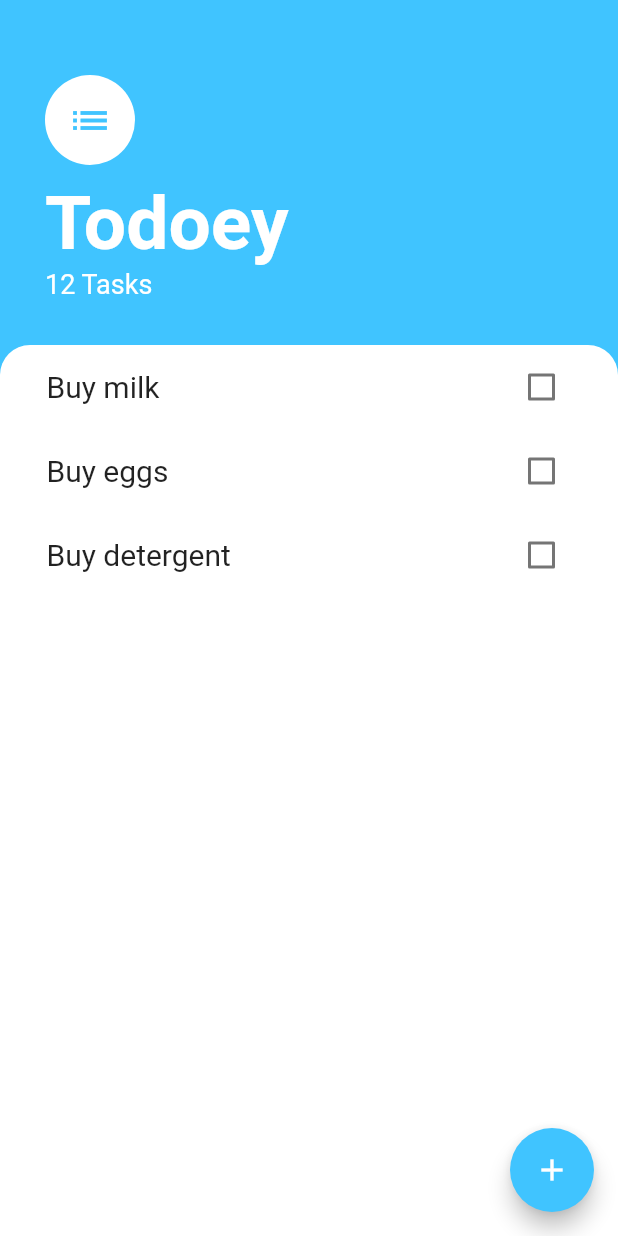
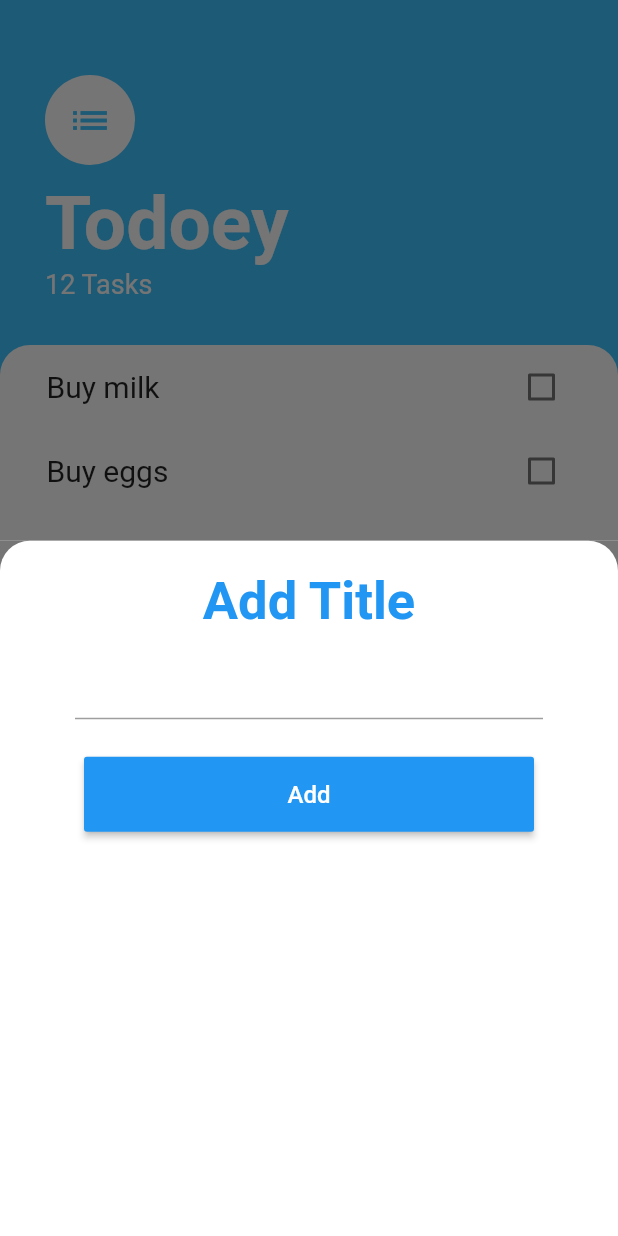
Before and after one commit to Mubanga/FlutterDev-10-Todoey, a Flutter app: the screen it shows after launch, after a tap on the "add" icon, on a phone screen of 412 x 824 dp. Run offline on Flutter 3.47's test engine with Material 2 defaults, Android fonts, the phone set to English and light mode, and no system bars.

Commit message:
Todoey Add Tasks modalBottomSheet Working And Rebuilding Properly.

```diff
--- /dev/null
+++ b/lib/screens/add_tasks_screen.dart
@@ -0,0 +1,97 @@
+import 'package:flutter/material.dart';
+import 'package:todoey_flutter/model/task_model.dart';
+
+class AddTasksScreen extends StatefulWidget {
+  final List<Task> tasksList;
+
+  AddTasksScreen({this.tasksList});
+
+  @override
+  _AddTasksScreenState createState() => _AddTasksScreenState();
+
+  List<Task> getTaskList() {
+    print("getter AddTasksScreen Task List Length = ${tasksList.length}");
+    return tasksList;
+  }
+}
+
+class _AddTasksScreenState extends State<AddTasksScreen> {
+  String _taskName;
+  final _textEditController = TextEditingController();
+
+  @override
+  Widget build(BuildContext context) {
+    return Container(
+      color: Color(0xff757575),
+      child: Container(
+        decoration: BoxDecoration(
+            color: Colors.white,
+            borderRadius: BorderRadius.only(
+                topLeft: Radius.circular(20.0),
+                topRight: Radius.circular(20.0))),
+        child: Column(
+          crossAxisAlignment: CrossAxisAlignment.center,
+          children: <Widget>[
+            SizedBox(
+              height: 20,
+            ),
+            /**
+             *  Title:
+             */
+            Text(
+              "Add Title",
+              style: TextStyle(
+                  color: Colors.blue,
+                  fontSize: 35.0,
+                  fontWeight: FontWeight.bold),
+            ),
+            SizedBox(
+              height: 10,
+            ),
+            /**
+             * TextField (EditText)
+             */
+            SizedBox(
+              width: MediaQuery.of(context).size.width - 100,
+              child: TextField(
+                /// ***N.B*** Always Align Your Text In Some Way Here ***N.B***
+                controller: _textEditController,
+                textAlign: TextAlign.center,
+                //  autofocus: true,
+                //     controller: _textEditController,
+                onChanged: (newTaskName) {
+                  _taskName = newTaskName;
+                },
+                style: TextStyle(
+                  fontSize: 15,
+                ),
+              ),
+            ),
+            SizedBox(
+              height: 25,
+            ),
+            Flexible(
+              child: SizedBox(
+                width: 300,
+                height: 50,
+                child: RaisedButton(
+                    child: Text(
+                      "Add",
+                      style: TextStyle(fontSize: 16.0, color: Colors.white),
+                    ),
+                    color: Colors.blue,
+                    onPressed: () {
+                      widget.tasksList.add(Task(taskName: _taskName));
+                      _textEditController.clear();
+                      setState(() {});
+                      print(
+                          "AddTasksScreen Length = ${widget.tasksList.length}");
+                    }),
+              ),
+            )
+          ],
+        ),
+      ),
+    );
+  }
+}
--- a/lib/screens/task_screen.dart
+++ b/lib/screens/task_screen.dart
@@ -1,5 +1,7 @@
+import 'package:flutter/cupertino.dart';
 import 'package:flutter/material.dart';
 import 'package:todoey_flutter/model/task_model.dart';
+import 'package:todoey_flutter/screens/add_tasks_screen.dart';
 
 class TaskScreen extends StatefulWidget {
   @override
@@ -10,18 +12,29 @@ class _TaskScreenState extends State<TaskScreen> {
   List<Task> _TaskList = [
     Task(taskName: "Buy milk"),
     Task(taskName: "Buy eggs"),
-    Task(taskName: "Buy detergent")
+    Task(taskName: "Buy detergent"),
   ];
 
   @override
   Widget build(BuildContext context) {
+    AddTasksScreen _buildAddTasksScreen = AddTasksScreen(
+      tasksList: _TaskList,
+    );
     return SafeArea(
       child: Scaffold(
         backgroundColor: Colors.lightBlueAccent,
         floatingActionButton: FloatingActionButton(
             backgroundColor: Colors.lightBlueAccent,
             child: Icon(Icons.add),
-            onPressed: () {}),
+            onPressed: () {
+              showModalBottomSheet(
+                  context: context,
+                  builder: (context) => _buildAddTasksScreen).then((_) {
+                setState(() {
+                  _TaskList = _buildAddTasksScreen.getTaskList();
+                });
+              });
+            }),
         body: Column(
           crossAxisAlignment: CrossAxisAlignment.start,
           children: <Widget>[
@@ -68,12 +81,17 @@ class _TaskScreenState extends State<TaskScreen> {
              */
             Expanded(
               child: Container(
+                child: Padding(
+                  padding: EdgeInsets.symmetric(horizontal: 15.0),
                   child: ListView.builder(
+                    scrollDirection: Axis.vertical,
+                    //  shrinkWrap: true,
                     itemCount: _TaskList.length,
-                  itemBuilder: (BuildContext context, int ItemIndex) {
-                    return _buildSingleTask(
-                        _TaskList[ItemIndex].taskName, ItemIndex);
+                    itemBuilder: (context, int ItemIndex) {
+                      print("Building with length = ${_TaskList.length}");
+                      return _buildSingleTask(ItemIndex);
                     },
+                  ),
                 ),
                 decoration: BoxDecoration(
                     color: Colors.white,
@@ -89,10 +107,8 @@ class _TaskScreenState extends State<TaskScreen> {
     );
   }
 
-  Widget _buildSingleTask(String TaskName, int ItemIndex) {
-    return Padding(
-      padding: EdgeInsets.symmetric(horizontal: 15.0),
-      child: CheckboxListTile(
+  CheckboxListTile _buildSingleTask(int ItemIndex) {
+    return CheckboxListTile(
       //controlAffinity: ListTileControlAffinity.leading,
       value: _TaskList[ItemIndex].isComplete,
       title: Text(
@@ -106,7 +122,79 @@ class _TaskScreenState extends State<TaskScreen> {
           print("Task Completed Is Now = ${_TaskList[ItemIndex].isComplete}");
         });
       },
-      ),
     );
   }
+
+//  Widget _buildBottomSheet() {
+//    TextEditingController _textEditController = TextEditingController();
+//    String _taskName;
+//    return Container(
+//      color: Color(0xff757575),
+//      child: Container(
+//        decoration: BoxDecoration(
+//            color: Colors.white,
+//            borderRadius: BorderRadius.only(
+//                topLeft: Radius.circular(20.0),
+//                topRight: Radius.circular(20.0))),
+//        child: Column(
+//          crossAxisAlignment: CrossAxisAlignment.center,
+//          children: <Widget>[
+//            SizedBox(
+//              height: 20,
+//            ),
+//            /**
+//             *  Title:
+//             */
+//            Text(
+//              "Add Title",
+//              style: TextStyle(
+//                  color: Colors.blue,
+//                  fontSize: 35.0,
+//                  fontWeight: FontWeight.bold),
+//            ),
+//            SizedBox(
+//              height: 10,
+//            ),
+//            /**
+//             * TextField (EditText)
+//             */
+//            SizedBox(
+//              width: MediaQuery.of(context).size.width - 100,
+//              child: TextField(
+//                /// ***N.B*** Always Align Your Text In Some Way Here ***N.B***
+//                textAlign: TextAlign.center,
+//                //  autofocus: true,
+//                //     controller: _textEditController,
+//                onChanged: (newTaskName) {
+//                  _taskName = newTaskName;
+//                },
+//                style: TextStyle(
+//                  fontSize: 15,
+//                ),
+//              ),
+//            ),
+//            SizedBox(
+//              height: 25,
+//            ),
+//            Flexible(
+//              child: SizedBox(
+//                width: 300,
+//                height: 50,
+//                child: RaisedButton(
+//                    child: Text(
+//                      "Add",
+//                      style: TextStyle(fontSize: 16.0, color: Colors.white),
+//                    ),
+//                    color: Colors.blue,
+//                    onPressed: () {
+//                      _TaskList.add(Task(taskName: _taskName));
+//                      //  _textEditController.clear();
+//                    }),
+//              ),
+//            )
+//          ],
+//        ),
+//      ),
+//    );
+//  }
 }
```
Lines whose indentation alone changed are shown as unchanged.
